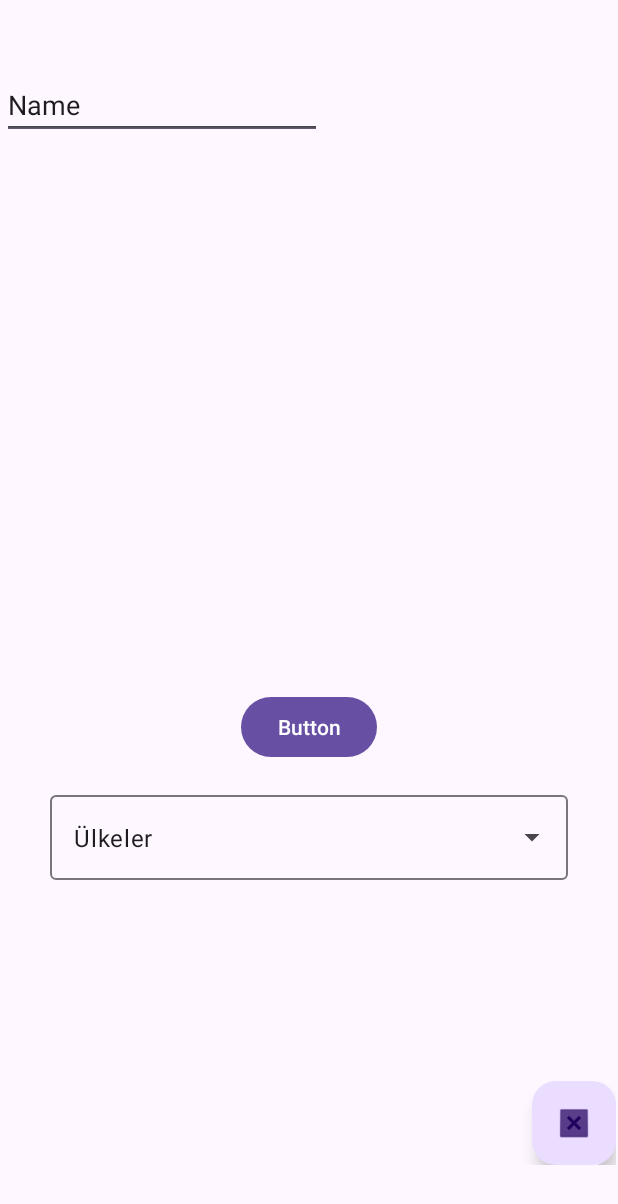
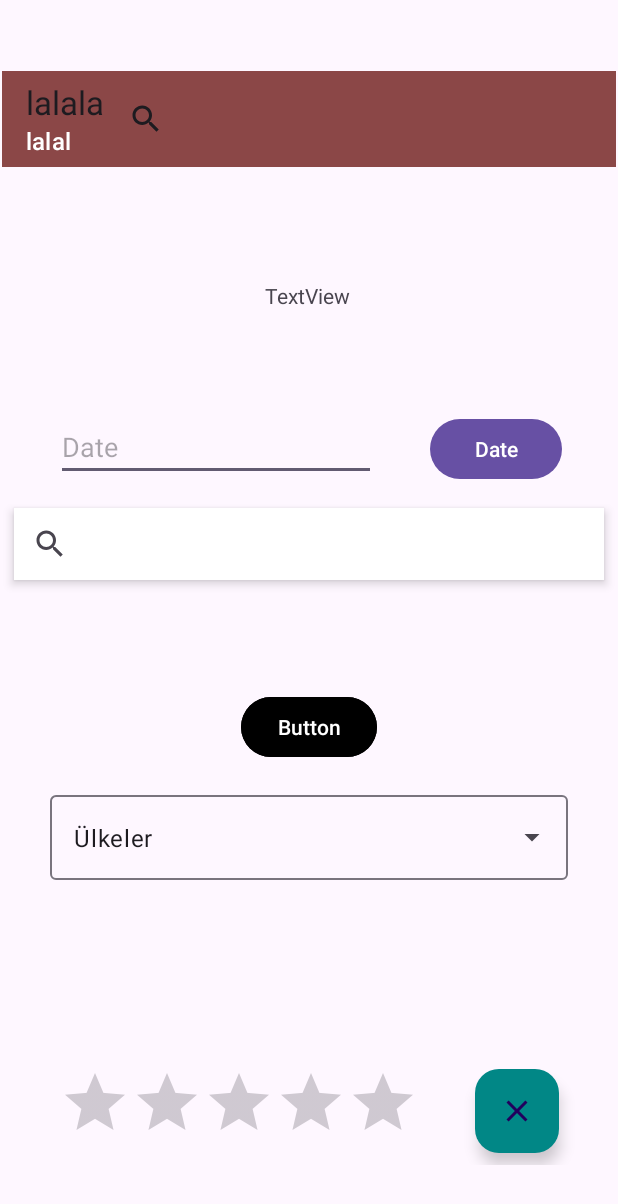
Before and after one commit to muratalarcin/Exercise, an Android app: the screen it shows after launch (MainActivity), on a phone screen of 412 x 824 dp. Shown: the top 1204 px of the screen. Run offline under Robolectric (Android 15) with nearby library versions, the phone set to English and light mode, and no system bars.

Commit message:
second commit

```diff
--- a/app/src/main/java/com/muratalarcin/lalala/BirinciFragment.java
+++ b/app/src/main/java/com/muratalarcin/lalala/BirinciFragment.java
@@ -13,6 +13,7 @@ import android.view.View;
 import android.view.ViewGroup;
 import android.widget.ArrayAdapter;
 import android.widget.Button;
+import android.widget.SearchView;
 import android.widget.SeekBar;
 import android.widget.Toast;
 
@@ -26,6 +27,7 @@ import com.google.android.material.timepicker.TimeFormat;
 import com.muratalarcin.lalala.databinding.FragmentBirinciBinding;
 
 import java.util.ArrayList;
+import java.util.Locale;
 
 public class BirinciFragment extends Fragment {
     FragmentBirinciBinding binding;
@@ -38,14 +40,58 @@ public class BirinciFragment extends Fragment {
             Navigation.findNavController(view).navigate(R.id.action_birinciFragment_to_ikinciFragment);
         });
 
-        ArrayList<String> ulkeler = new ArrayList<>();
-        ulkeler.add("Türkiye");
-        ulkeler.add("İtalya");
-        ulkeler.add("Japonya");
+        String[] ulkeler = {"Türkiye", "Almanya", "Fransa", "İngiltere", "İtalya", "İspanya"};
 
-        ArrayAdapter arrayAdapter = new ArrayAdapter(this, R.layout.simple_list_item, ulkeler);
-        binding.autoTextView.setAdapter(arrayAdapter);
+        ArrayAdapter<String> adapter = new ArrayAdapter<>(requireContext(), androidx.appcompat.R.layout.support_simple_spinner_dropdown_item, ulkeler);
+        binding.autoTextView.setAdapter(adapter);
+
+        binding.floatingActionButton.setOnClickListener(view -> {
+            String lala = binding.autoTextView.getText().toString();
+            binding.textView2.setText(lala);
+        });
+
+        binding.ratingBar.setOnRatingBarChangeListener(((ratingBar, rating, userChanged) -> {
+            if (userChanged) {
+                binding.textView2.setText(String.valueOf(rating));
+            }
+        }));
+
+
+        binding.buttonDate.setOnClickListener(view -> {
+            MaterialDatePicker dp = MaterialDatePicker.Builder.datePicker()
+                    .setTitleText("Tarih Seç")
+                    .build();
+
+            dp.show(getChildFragmentManager(), "");
+
+            dp.addOnPositiveButtonClickListener(view1 -> {
+                SimpleDateFormat df = new SimpleDateFormat("E, dd MMM yyyy HH:mm:ss", Locale.getDefault());
+                String tarih = df.format(view1);
+                binding.editTextDate.setText(tarih);
+            });
+        });
+
+        binding.searchView.setOnQueryTextListener(new SearchView.OnQueryTextListener() {
+            @Override
+            public boolean onQueryTextSubmit(String s) {
+                ara(s);
+                return true;
+            }
+
+            @Override
+            public boolean onQueryTextChange(String s) {
+                ara(s);
+                return true;
+            }
+        });
+
+
+
+
 
         return binding.getRoot();
     }
+    public void ara(String araKelimesi) {
+        Log.e("Kişi Ara", araKelimesi);
+    }
 }
--- /dev/null
+++ b/app/src/main/res/drawable/baseline_clear_24.xml
@@ -0,0 +1,5 @@
+<vector android:height="24dp" android:tint="#000000"
+    android:viewportHeight="24" android:viewportWidth="24"
+    android:width="24dp" xmlns:android="http://schemas.android.com/apk/res/android">
+    <path android:fillColor="@android:color/white" android:pathData="M19,6.41L17.59,5 12,10.59 6.41,5 5,6.41 10.59,12 5,17.59 6.41,19 12,13.41 17.59,19 19,17.59 13.41,12z"/>
+</vector>
--- a/app/src/main/res/layout/fragment_birinci.xml
+++ b/app/src/main/res/layout/fragment_birinci.xml
@@ -10,6 +10,7 @@
         android:id="@+id/button"
         android:layout_width="wrap_content"
         android:layout_height="wrap_content"
+        android:backgroundTint="@color/black"
         android:text="Button"
         app:layout_constraintBottom_toBottomOf="parent"
         app:layout_constraintEnd_toEndOf="parent"
@@ -18,23 +19,17 @@
         app:layout_constraintVertical_bias="0.607" />
 
     <EditText
-        android:id="@+id/editTextText"
-        android:layout_width="wrap_content"
-        android:layout_height="wrap_content"
-        android:ems="10"
-        android:inputType="text"
-        android:text="Name"
-        tools:layout_editor_absoluteX="73dp"
-        tools:layout_editor_absoluteY="58dp" />
-
-    <EditText
         android:id="@+id/editTextDate"
         android:layout_width="wrap_content"
         android:layout_height="wrap_content"
+        android:layout_marginTop="228dp"
         android:ems="10"
+        android:hint="Date"
         android:inputType="date"
-        tools:layout_editor_absoluteX="52dp"
-        tools:layout_editor_absoluteY="157dp" />
+        app:layout_constraintEnd_toStartOf="@+id/buttonDate"
+        app:layout_constraintHorizontal_bias="0.5"
+        app:layout_constraintStart_toStartOf="parent"
+        app:layout_constraintTop_toTopOf="parent" />
 
     <com.google.android.material.textfield.TextInputLayout
         android:id="@+id/textInputLayout"
@@ -60,8 +55,86 @@
         android:id="@+id/floatingActionButton"
         android:layout_width="wrap_content"
         android:layout_height="wrap_content"
+        android:layout_marginBottom="8dp"
         android:clickable="true"
-        android:src="@android:drawable/btn_dialog"
+        android:src="@drawable/baseline_clear_24"
+        app:backgroundTint="@color/design_default_color_secondary_variant"
         app:layout_constraintBottom_toBottomOf="parent"
-        app:layout_constraintEnd_toEndOf="parent" />
+        app:layout_constraintEnd_toEndOf="parent"
+        app:layout_constraintHorizontal_bias="0.5"
+        app:layout_constraintStart_toEndOf="@+id/ratingBar" />
+
+    <RatingBar
+        android:id="@+id/ratingBar"
+        android:layout_width="wrap_content"
+        android:layout_height="wrap_content"
+        android:layout_marginBottom="8dp"
+        app:layout_constraintBottom_toBottomOf="parent"
+        app:layout_constraintEnd_toStartOf="@+id/floatingActionButton"
+        app:layout_constraintHorizontal_bias="0.5"
+        app:layout_constraintStart_toStartOf="parent" />
+
+    <Button
+        android:id="@+id/buttonDate"
+        android:layout_width="wrap_content"
+        android:layout_height="wrap_content"
+        android:layout_marginTop="228dp"
+        android:text="Date"
+        app:layout_constraintEnd_toEndOf="parent"
+        app:layout_constraintHorizontal_bias="0.5"
+        app:layout_constraintStart_toEndOf="@+id/editTextDate"
+        app:layout_constraintTop_toTopOf="parent" />
+
+    <TextView
+        android:id="@+id/textView2"
+        android:layout_width="wrap_content"
+        android:layout_height="wrap_content"
+        android:layout_marginTop="76dp"
+        android:text="TextView"
+        app:layout_constraintEnd_toEndOf="parent"
+        app:layout_constraintHorizontal_bias="0.498"
+        app:layout_constraintStart_toStartOf="parent"
+        app:layout_constraintTop_toBottomOf="@+id/materialToolbar" />
+
+    <SearchView
+        android:id="@+id/searchView"
+        android:layout_width="0dp"
+        android:layout_height="wrap_content"
+        android:layout_marginStart="8dp"
+        android:layout_marginTop="132dp"
+        android:layout_marginEnd="8dp"
+        android:background="@color/white"
+        android:elevation="4dp"
+        android:queryHint="Ara"
+        app:layout_constraintEnd_toEndOf="parent"
+        app:layout_constraintHorizontal_bias="0.0"
+        app:layout_constraintStart_toStartOf="parent"
+        app:layout_constraintTop_toBottomOf="@+id/textView2" />
+
+    <com.google.android.material.appbar.MaterialToolbar
+        android:id="@+id/materialToolbar"
+        android:layout_width="0dp"
+        app:title="lalala"
+        app:subtitle="lalal"
+        app:subtitleTextColor="@color/white"
+        android:backgroundTint="#8B4747"
+        android:layout_height="wrap_content"
+        android:background="?attr/colorPrimary"
+        android:minHeight="?attr/actionBarSize"
+        android:theme="?attr/actionBarTheme"
+        app:layout_constraintEnd_toEndOf="parent"
+        app:layout_constraintHorizontal_bias="0.5"
+        app:layout_constraintStart_toStartOf="parent"
+        app:layout_constraintTop_toTopOf="parent">
+
+        <SearchView
+            android:id="@+id/searchView1"
+            android:layout_width="wrap_content"
+            android:layout_height="match_parent"
+            android:elevation="4dp"
+            android:queryHint="Ara" />
+
+
+    </com.google.android.material.appbar.MaterialToolbar>
+
 </androidx.constraintlayout.widget.ConstraintLayout>
--- a/app/src/main/res/values/themes.xml
+++ b/app/src/main/res/values/themes.xml
@@ -3,6 +3,8 @@
     <style name="Base.Theme.Lalala" parent="Theme.Material3.DayNight.NoActionBar">
         <!-- Customize your light theme here. -->
         <!-- <item name="colorPrimary">@color/my_light_primary</item> -->
+        z
+        <item name="android:statusBarColor">@color/black</item>
     </style>
 
     <style name="Theme.Lalala" parent="Base.Theme.Lalala" />
```
